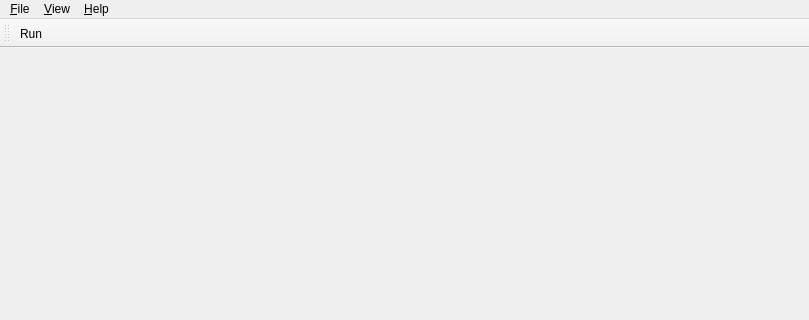
Before: the Qt Designer form src/Midi-Me/MainWindowBase.ui in rjaramih/midi-me, drawn with Qt 5; both pictures show x 0 to 809 and y 0 to 320 of the 809 by 600 pixel window.
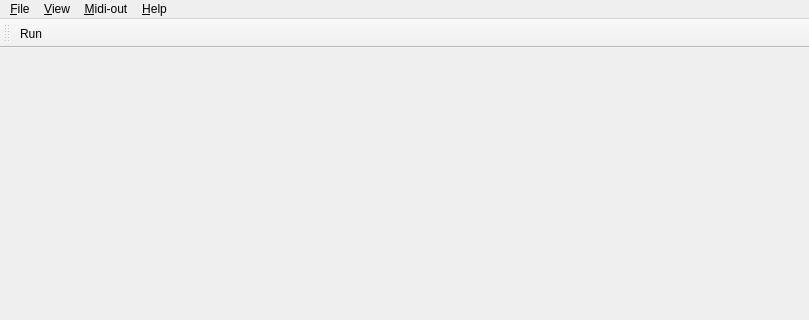
After: the same form once the commit is applied.

```diff
--- a/src/Midi-Me/MainWindowBase.ui
+++ b/src/Midi-Me/MainWindowBase.ui
@@ -77,8 +77,14 @@
     </widget>
     <addaction name="menuInputDevice" />
    </widget>
+   <widget class="QMenu" name="menuMidiOut" >
+    <property name="title" >
+     <string>&amp;Midi-out</string>
+    </property>
+   </widget>
    <addaction name="menu_File" />
    <addaction name="menuView" />
+   <addaction name="menuMidiOut" />
    <addaction name="menuHelp" />
   </widget>
   <widget class="QToolBar" name="toolBar" >
```
